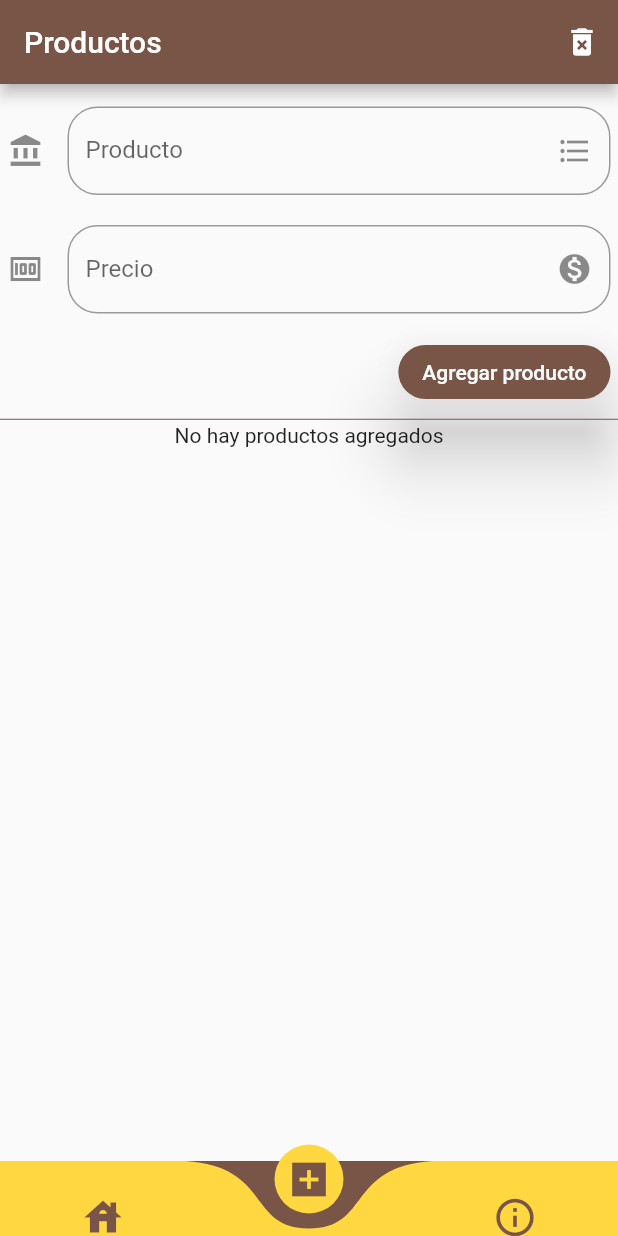
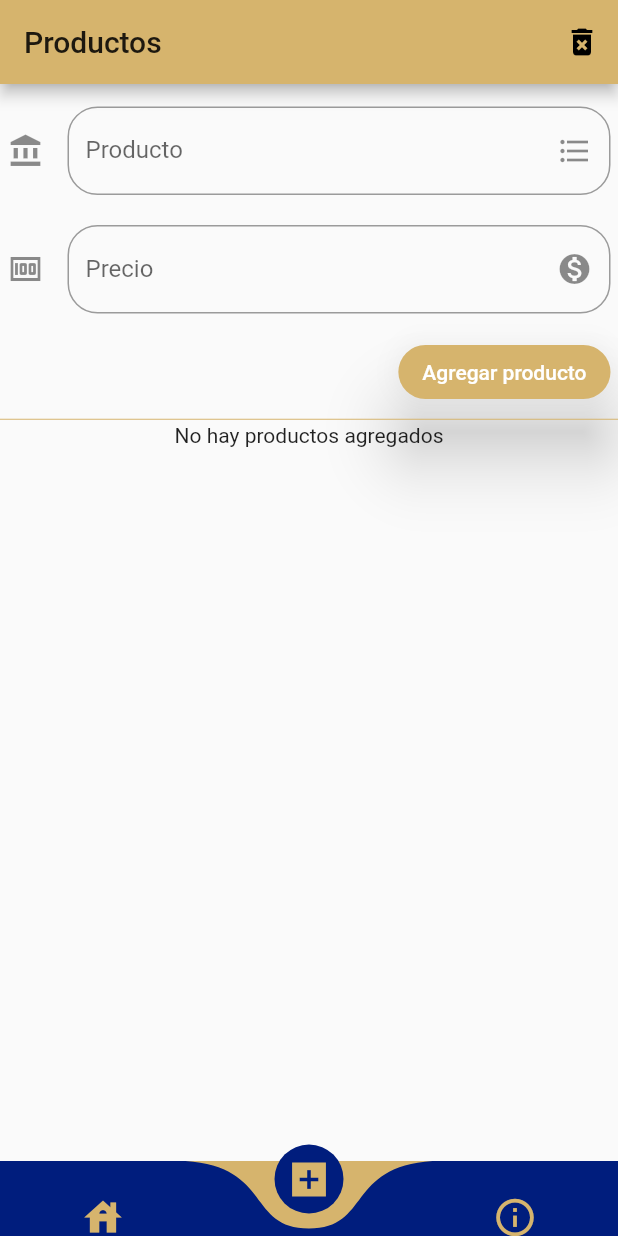
Before and after one commit to smarriagac/inventory_app, a Flutter app: the screen it shows after launch, item 2 of the bottom bar chosen, on a phone screen of 412 x 824 dp. Run offline on Flutter 3.47's test engine with Material 2 defaults, Android fonts, the light colour scheme and no system bars; drawn by our look-alikes of curved_navigation_bar; our stand-ins replace open_file, sqflite; missing offline and left inert: share_extend, super_qr_reader, syncfusion_flutter_pdf; accounts and stored records are empty.

Commit message:
Modificando COlores prueba 1

```diff
--- a/lib/main.dart
+++ b/lib/main.dart
@@ -17,7 +17,9 @@ class MyApp extends StatelessWidget {
         'pedido': (BuildContext context) => PedidoPage(),
         //'lector': (BuildContext context) => ScanView(),
       },
-      theme: ThemeData(primaryColor: Colors.brown),
+      theme: ThemeData(primaryColor: Color.fromRGBO(214, 180, 109, 1.0)
+          //Color.fromRGBO(214, 180, 109, 1.0),
+          ),
     );
   }
 }
--- a/lib/src/pages/home_page.dart
+++ b/lib/src/pages/home_page.dart
@@ -53,7 +53,7 @@ class _HomePageState extends State<HomePage> {
       ],
       animationCurve: Curves.easeInOutBack,
       animationDuration: Duration(milliseconds: 1000),
-      color: Colors.amberAccent,
+      color: Color.fromRGBO(0, 29, 125, 50.0),
       onTap: (index) {
         setState(() {
           currentIndex = index;
```
